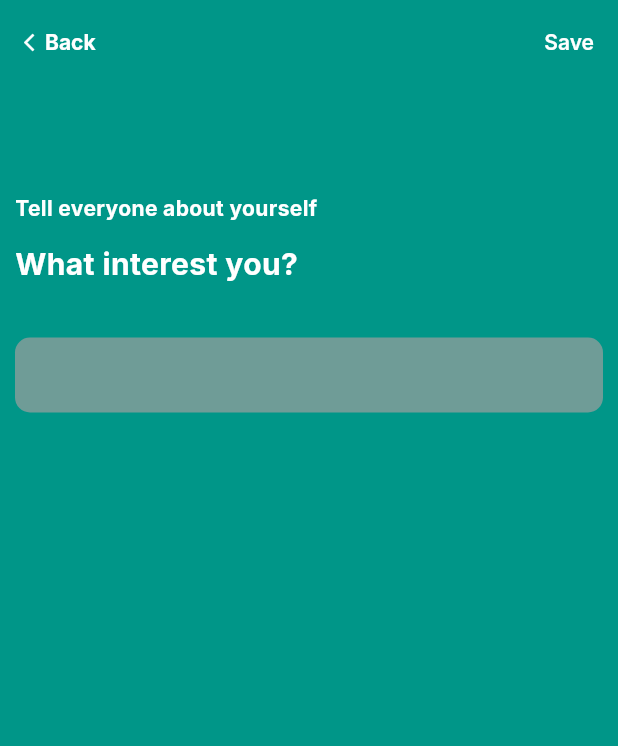
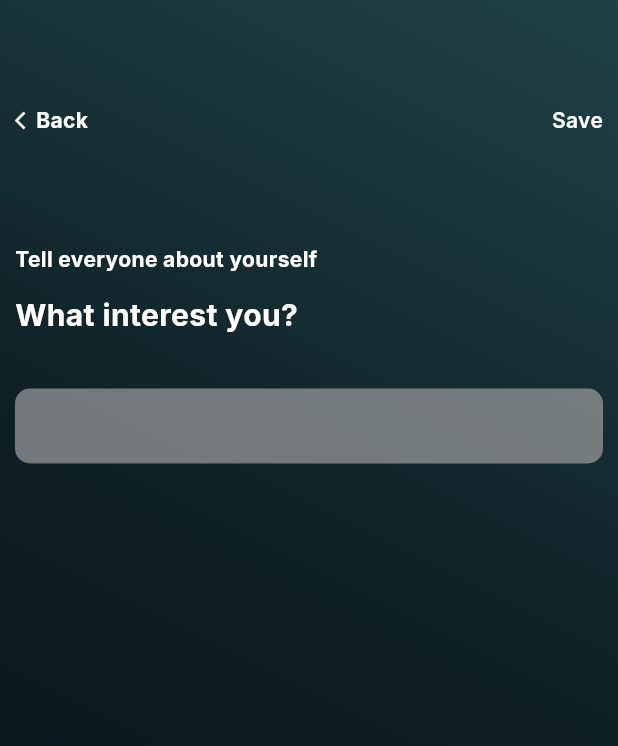
Before and after one commit to NafimAhmed/YouApp, a Flutter app: the InterestInputPage screen opened directly, on a phone screen of 412 x 824 dp. Shown: the top 746 px of the screen. Run offline on Flutter 3.47's test engine with Material 3 defaults, Android fonts, the phone set to English and light mode, and no system bars; our stand-ins replace flutter_easyloading, get, get_storage, google_fonts, image_picker; missing offline and left inert: dart:ffi; accounts and stored records are empty; network calls fail.

Commit message:
finishing start

```diff
--- a/lib/components/colors.dart
+++ b/lib/components/colors.dart
@@ -1,8 +1,17 @@
-
-
 import 'package:flutter/material.dart';
 
 const Color HOME_COLOR = Color(0xff09141A);
 const Color GRADIENT1 = Color(0xff1F4247);
 const Color GRADIENT2 = Color(0xff0D1D23);
 const Color GRADIENT3 = Color(0xff09141A);
+
+const Color GRADIENT4 = Color(0xff62CDCB);
+const Color GRADIENT5 = Color(0xff4599DB);
+
+const Gradient buttonDisableGradiant = LinearGradient(colors: [GRADIENT4, GRADIENT5]);
+
+const Decoration loginDecoration = BoxDecoration(
+    gradient: LinearGradient(
+        begin: Alignment.bottomLeft,
+        end: Alignment.topRight,
+        colors: [GRADIENT3, GRADIENT2, GRADIENT1]));
--- a/lib/home/views/interest_input_page.dart
+++ b/lib/home/views/interest_input_page.dart
@@ -44,14 +44,27 @@ class InterestInputPageState extends State<InterestInputPage> {
   @override
   Widget build(BuildContext context) {
     return Scaffold(
-      backgroundColor: Colors.teal,
-      appBar: AppBar(
-        automaticallyImplyLeading: false,
-        backgroundColor: Colors.transparent,
-        title: Row(
+
+
+      body: Container(
+        decoration: loginDecoration,
+        child: Column(
+          crossAxisAlignment: CrossAxisAlignment.start,
+          children: <Widget>[
+
+            SizedBox(height: 70,),
+
+
+            Padding(
+              padding: const EdgeInsets.symmetric(horizontal: 10),
+              child: Row(
                 mainAxisAlignment: MainAxisAlignment.spaceBetween,
                 children: [
-            Row(
+                  InkWell(
+                    onTap: (){
+                      Get.back();
+                    },
+                    child: Row(
 
                       children: [
                         Icon(Icons.arrow_back_ios,size: 14,color: Colors.white,),
@@ -61,6 +74,7 @@ class InterestInputPageState extends State<InterestInputPage> {
                             color: Colors.white
                         ),)
                       ],),
+                  ),
 
                   Text('Save',style:GoogleFonts.inter(
                       fontSize: 14,
@@ -80,10 +94,6 @@ class InterestInputPageState extends State<InterestInputPage> {
                 ],
               ),
             ),
-      body: Column(
-        crossAxisAlignment: CrossAxisAlignment.start,
-        children: <Widget>[
-
 
 
 
@@ -142,6 +152,7 @@ class InterestInputPageState extends State<InterestInputPage> {
                 ),
               ),
           ],
+        ),
       ),
     );
   }
--- a/pubspec.yaml
+++ b/pubspec.yaml
@@ -28,6 +28,7 @@ environment:
 # the latest version available on pub.dev. To see which dependencies have newer
 # versions available, run `flutter pub outdated`.
 dependencies:
+  image_picker: ^1.0.7
   get_storage: ^2.1.1
   http: ^1.2.1
   google_fonts: ^6.2.1
```
Also changed, not shown: lib/home/controller/home_controller.dart (+27 -0 lines), lib/home/provider/home_provider.dart (+59 -5 lines), lib/home/views/Home_view.dart (+6 -2 lines), lib/login/views/login_view.dart (+22 -6 lines), lib/registration/views/registration_view.dart (+19 -7 lines), pubspec.lock, 6 other files. Lines whose indentation alone changed are shown as unchanged.
